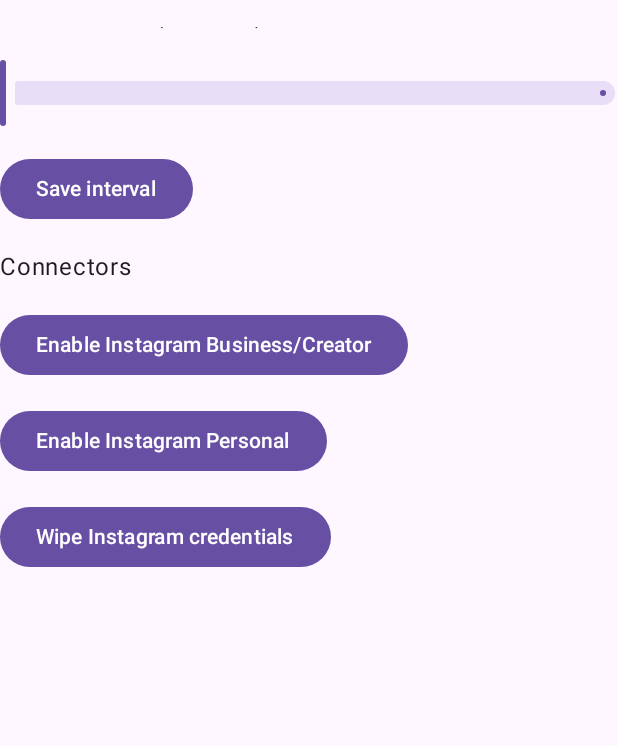
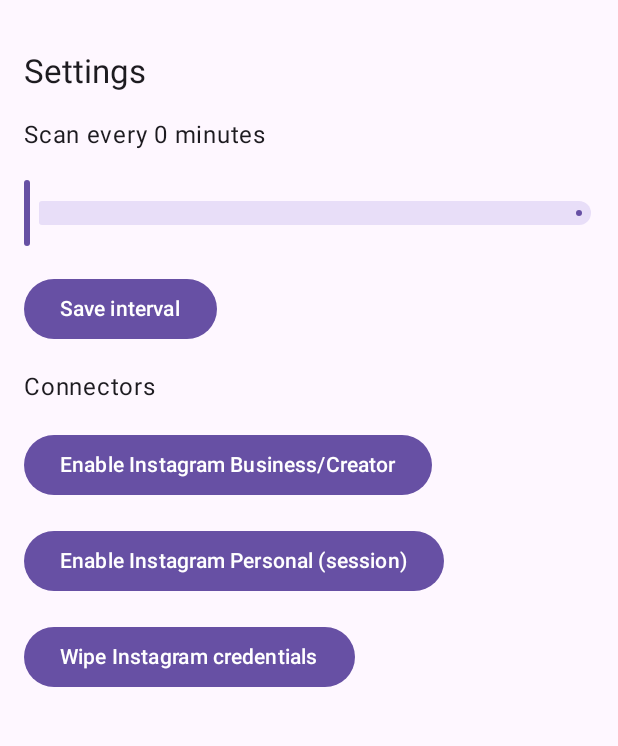
Before and after one commit to phrag/NoHate, an Android app built with Jetpack Compose: the SettingsScreen screen opened through its navigation route, on a phone screen of 412 x 824 dp, the part 153-899 px from its top. Run offline under Robolectric (Android 15) with nearby library versions, the phone set to English and light mode, and no system bars; 5 statements that could not run were skipped.

Commit message:
Refactor UI components and improve layout: Added padding to MainActivity, OnboardingScreen, and SettingsScreen for better spacing. Updated snackbar handling in MainActivity to use coroutine scope. Enhanced onboarding text for clarity and adjusted slider labels for scan intervals.

```diff
--- a/app/src/main/java/com/nohate/app/MainActivity.kt
+++ b/app/src/main/java/com/nohate/app/MainActivity.kt
@@ -7,6 +7,7 @@ import androidx.compose.foundation.layout.Arrangement
 import androidx.compose.foundation.layout.Column
 import androidx.compose.foundation.layout.PaddingValues
 import androidx.compose.foundation.layout.fillMaxSize
+import androidx.compose.foundation.layout.padding
 import androidx.compose.foundation.lazy.LazyColumn
 import androidx.compose.foundation.lazy.items
 import androidx.compose.material3.Button
@@ -38,6 +39,8 @@ import com.nohate.app.ui.OnboardingScreen
 import com.nohate.app.ui.SettingsScreen
 import androidx.compose.material3.SnackbarHost
 import androidx.compose.material3.SnackbarHostState
+import androidx.compose.runtime.rememberCoroutineScope
+import kotlinx.coroutines.launch
 
 class MainActivity : ComponentActivity() {
 	override fun onCreate(savedInstanceState: Bundle?) {
@@ -58,6 +61,7 @@ private fun App() {
 	val nav = rememberNavController()
 	val startDest = if (store.isOnboardingComplete()) "home" else "onboarding"
 	val snackbarHostState = remember { SnackbarHostState() }
+	val scope = rememberCoroutineScope()
 
 	Scaffold(
 		topBar = {
@@ -72,9 +76,9 @@ private fun App() {
 		},
 		snackbarHost = { SnackbarHost(snackbarHostState) }
 	) { padding ->
-		NavHost(navController = nav, startDestination = startDest) {
+		NavHost(navController = nav, startDestination = startDest, modifier = Modifier.padding(padding)) {
 			composable("onboarding") { OnboardingScreen { nav.navigate("home") { popUpTo("onboarding") { inclusive = true } } } }
-			composable("home") { MainScreen(onMessage = { msg -> LaunchedEffect(msg) { snackbarHostState.showSnackbar(msg) } }) }
+			composable("home") { MainScreen(onMessage = { msg -> scope.launch { snackbarHostState.showSnackbar(msg) } }) }
 			composable("settings") { SettingsScreen() }
 		}
 	}
@@ -92,7 +96,7 @@ private fun MainScreen(onMessage: (String) -> Unit) {
 	}
 
 	Column(
-		modifier = Modifier.fillMaxSize(),
+		modifier = Modifier.fillMaxSize().padding(16.dp),
 		verticalArrangement = Arrangement.spacedBy(16.dp)
 	) {
 		Text(text = "Scan every ${minutes} min")
--- a/app/src/main/java/com/nohate/app/ui/OnboardingScreen.kt
+++ b/app/src/main/java/com/nohate/app/ui/OnboardingScreen.kt
@@ -4,6 +4,7 @@ import android.content.Intent
 import androidx.compose.foundation.layout.Arrangement
 import androidx.compose.foundation.layout.Column
 import androidx.compose.foundation.layout.fillMaxSize
+import androidx.compose.foundation.layout.padding
 import androidx.compose.material3.Button
 import androidx.compose.material3.MaterialTheme
 import androidx.compose.material3.Slider
@@ -26,25 +27,26 @@ fun OnboardingScreen(onFinished: () -> Unit) {
 	val minutes = remember { mutableStateOf(30) }
 
 	Column(
-		modifier = Modifier.fillMaxSize(),
+		modifier = Modifier.fillMaxSize().padding(16.dp),
 		verticalArrangement = Arrangement.spacedBy(16.dp)
 	) {
 		Text("Welcome to NoHate", style = MaterialTheme.typography.titleLarge)
-		Text("Fully on-device classification. No data leaves your phone.")
-		Text("Choose a connector (you can change later):")
+		Text("We scan comments on your posts for hate speech — entirely on your device.")
+		Text("Choose a connector (you can change this later in Settings):")
 		Button(onClick = {
 			graphEnabled.value = !graphEnabled.value
 			store.setFeatureEnabled("ig_graph", graphEnabled.value)
-		}) { Text(if (graphEnabled.value) "Instagram Business/Creator (enabled)" else "Enable Instagram Business/Creator") }
+		}) { Text(if (graphEnabled.value) "✓ Instagram Business/Creator enabled" else "Enable Instagram Business/Creator") }
 		Button(onClick = {
 			sessionEnabled.value = !sessionEnabled.value
 			store.setFeatureEnabled("ig_session", sessionEnabled.value)
 			if (sessionEnabled.value) {
 				context.startActivity(Intent(context, SessionLoginActivity::class.java))
 			}
-		}) { Text(if (sessionEnabled.value) "Instagram Personal (enabled)" else "Enable Instagram Personal (session)") }
+		}) { Text(if (sessionEnabled.value) "✓ Instagram Personal enabled" else "Enable Instagram Personal (session)") }
 
-		Text("Scan interval (minutes): ${minutes.value}")
+		Text("How often should we scan?")
+		Text("Every ${minutes.value} minutes")
 		Slider(value = minutes.value.toFloat(), onValueChange = {
 			minutes.value = it.toInt().coerceIn(15, 120)
 		}, valueRange = 15f..120f)
--- a/app/src/main/java/com/nohate/app/ui/SettingsScreen.kt
+++ b/app/src/main/java/com/nohate/app/ui/SettingsScreen.kt
@@ -4,12 +4,12 @@ import android.content.Intent
 import androidx.compose.foundation.layout.Arrangement
 import androidx.compose.foundation.layout.Column
 import androidx.compose.foundation.layout.fillMaxSize
+import androidx.compose.foundation.layout.padding
 import androidx.compose.material3.Button
 import androidx.compose.material3.MaterialTheme
 import androidx.compose.material3.Slider
 import androidx.compose.material3.Text
 import androidx.compose.runtime.Composable
-import androidx.compose.runtime.LaunchedEffect
 import androidx.compose.runtime.mutableStateOf
 import androidx.compose.runtime.remember
 import androidx.compose.ui.Modifier
@@ -27,11 +27,12 @@ fun SettingsScreen() {
 	val sessionEnabled = remember { mutableStateOf(store.isFeatureEnabled("ig_session")) }
 
 	Column(
-		modifier = Modifier.fillMaxSize(),
+		modifier = Modifier.fillMaxSize().padding(16.dp),
 		verticalArrangement = Arrangement.spacedBy(16.dp)
 	) {
 		Text("Settings", style = MaterialTheme.typography.titleLarge)
-		Text("Scan interval (minutes): ${minutes.value}")
+
+		Text("Scan every ${minutes.value} minutes")
 		Slider(value = minutes.value.toFloat(), onValueChange = {
 			minutes.value = it.toInt().coerceIn(15, 120)
 		}, valueRange = 15f..120f)
@@ -49,10 +50,8 @@ fun SettingsScreen() {
 			if (sessionEnabled.value) {
 				context.startActivity(Intent(context, SessionLoginActivity::class.java))
 			}
-		}) { Text(if (sessionEnabled.value) "Disable Instagram Personal" else "Enable Instagram Personal") }
+		}) { Text(if (sessionEnabled.value) "Disable Instagram Personal" else "Enable Instagram Personal (session)") }
 
-		Button(onClick = {
-			store.clearProvider("instagram")
-		}) { Text("Wipe Instagram credentials") }
+		Button(onClick = { store.clearProvider("instagram") }) { Text("Wipe Instagram credentials") }
 	}
 }
```
